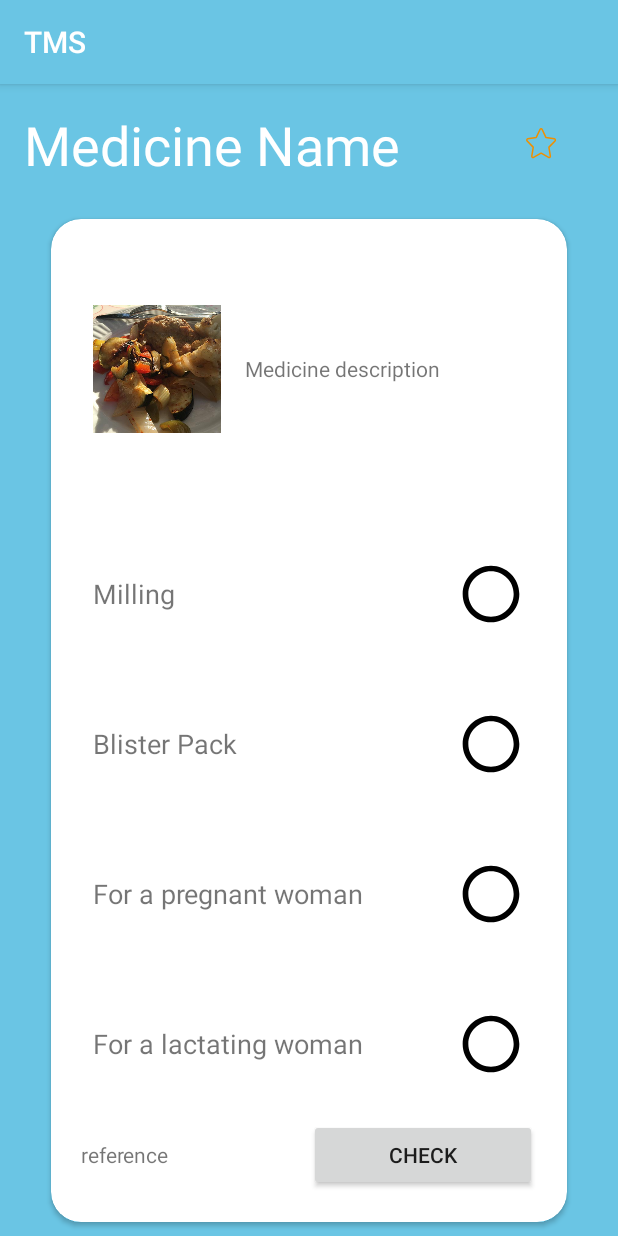
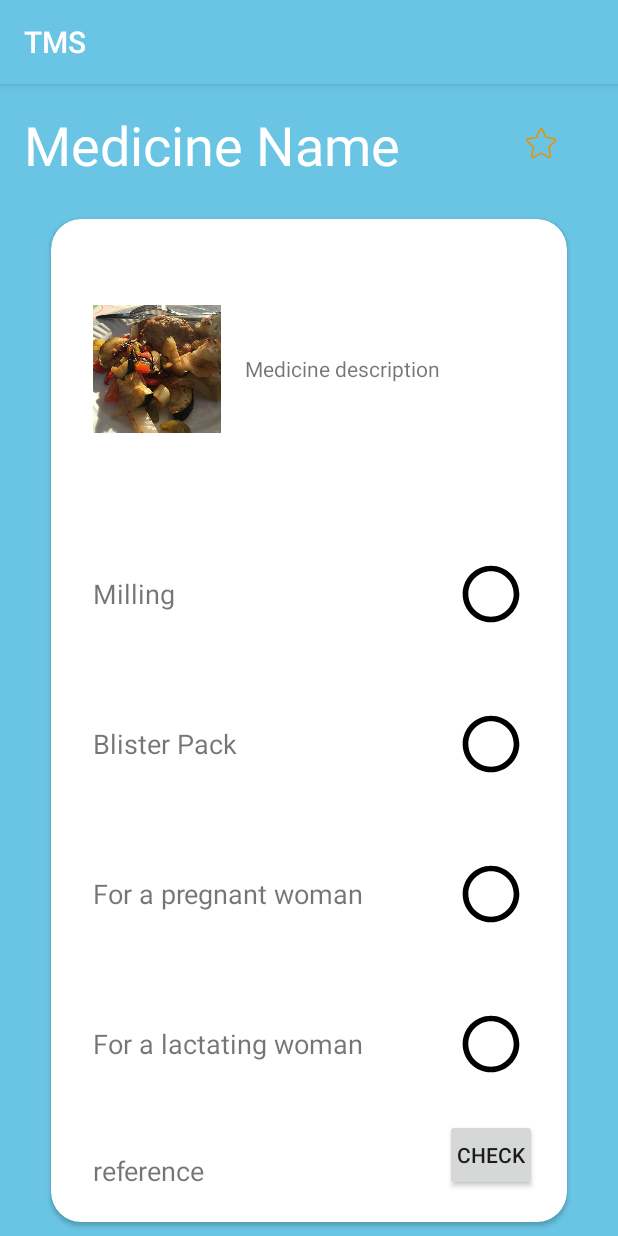
Before and after one commit to saeko0032/TMSApplication, an Android app: the MedicineDetailActivity screen opened directly, with no data from a screen before it, on a phone screen of 412 x 824 dp. Run offline under Robolectric (Android 15) with nearby library versions, the phone set to English and light mode, and no system bars; 9 statements that could not run were skipped.

Commit message:
change layout

```diff
--- a/app/src/main/res/layout/detail_view.xml
+++ b/app/src/main/res/layout/detail_view.xml
@@ -178,13 +178,18 @@
                     android:layout_width="match_parent"
                     android:layout_height="wrap_content">
                     <TextView
+                        android:gravity="center_vertical"
+                        android:layout_gravity="center_vertical"
                         android:text="reference"
+                        android:padding="8dp"
                         android:layout_width="0sp"
-                        android:layout_weight="1"
-                        android:layout_height="wrap_content" />
+                        android:layout_weight="4"
+                        android:textSize="18sp"
+                        android:layout_height="150px" />
                     <Button
                         android:id="@+id/reference_btn"
                         android:text="check"
+                        android:padding="8dp"
                         android:layout_width="0sp"
                         android:layout_weight="1"
                         android:layout_height="wrap_content" />
```
